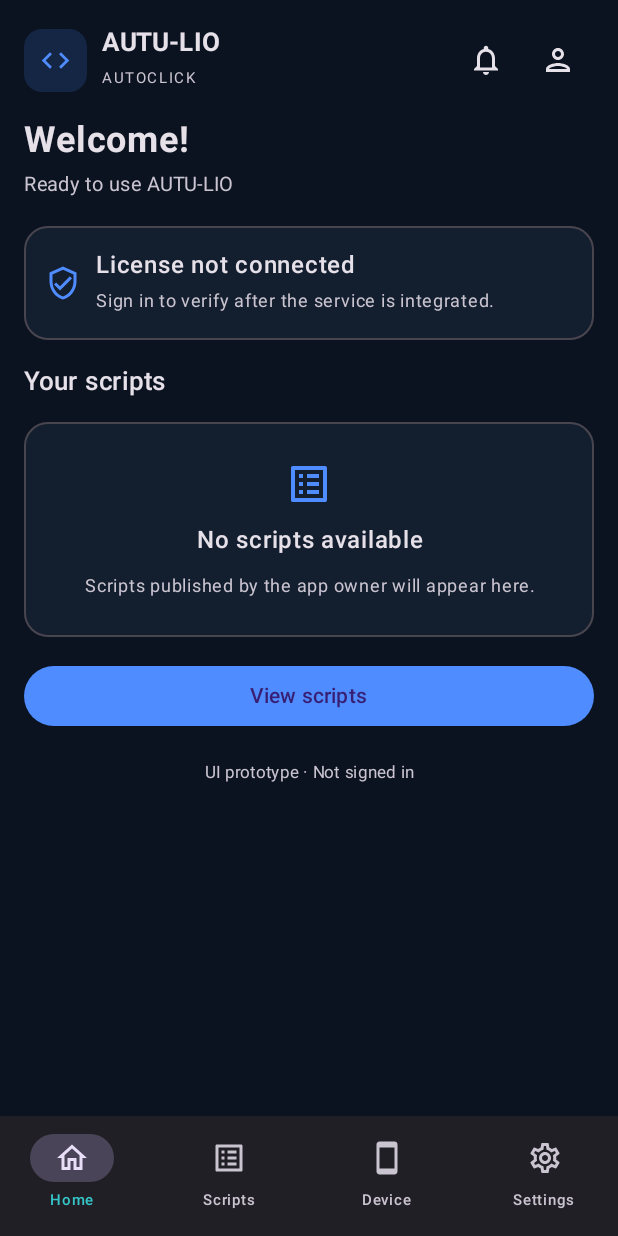
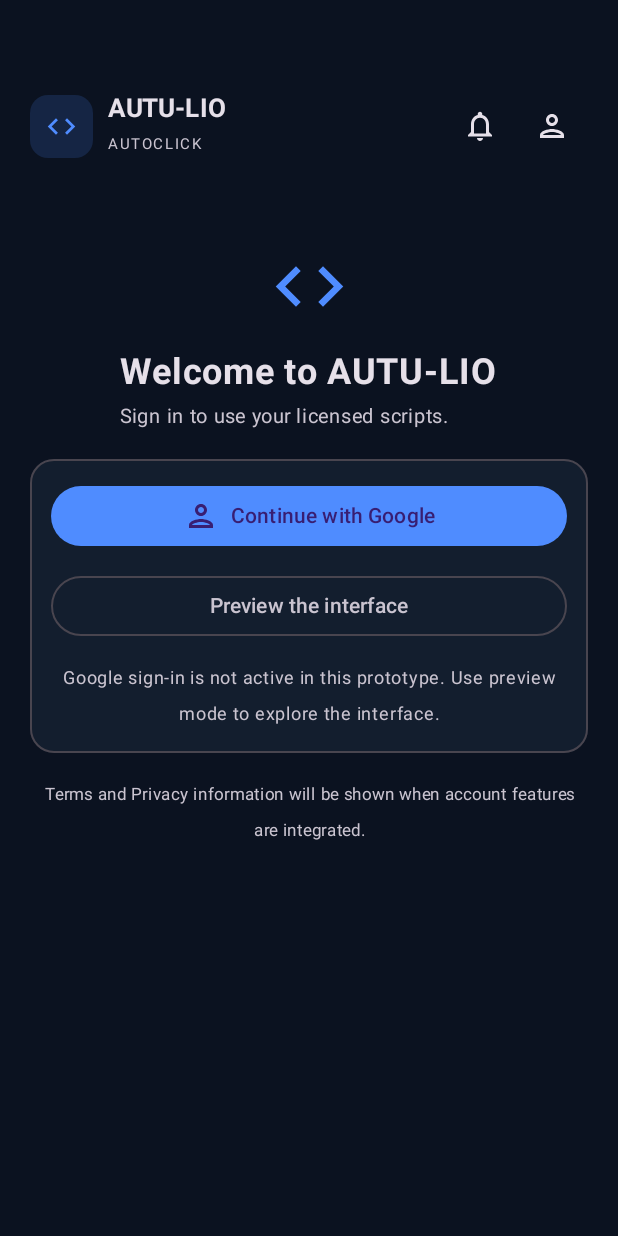
Before and after one commit to HUY-HOA/AUTU-LIO, an Android app built with Jetpack Compose: the screen it shows after launch (MainActivity), on a phone screen of 412 x 824 dp. Run offline under Robolectric (Android 15) with nearby library versions, the phone set to English and light mode, and no system bars.

Commit message:
feat: add customer sign-in preview screen

```diff
--- a/app/src/main/java/com/autulio/app/MainActivity.kt
+++ b/app/src/main/java/com/autulio/app/MainActivity.kt
@@ -154,11 +154,16 @@ private fun AdminApp() {
 private fun CustomerApp() {
     var dark by rememberSaveable { mutableStateOf(true) }
     var page by rememberSaveable { mutableStateOf("home") }
+    var previewEntered by rememberSaveable { mutableStateOf(false) }
+    val host = remember { SnackbarHostState() }
+    val scope = rememberCoroutineScope()
+
     AppTheme(dark) {
         Scaffold(
             containerColor = MaterialTheme.colorScheme.background,
+            snackbarHost = { SnackbarHost(host) },
             bottomBar = {
-                NavigationBar {
+                if (previewEntered) NavigationBar {
                     customerTabs.forEach { tab ->
                         NavigationBarItem(
                             selected = page == tab.key,
@@ -170,7 +175,17 @@ private fun CustomerApp() {
                 }
             }
         ) { padding ->
-            when (page) {
+            if (!previewEntered) {
+                CustomerLoginPage(
+                    Modifier.padding(padding),
+                    onGoogle = {
+                        scope.launch {
+                            host.showSnackbar(tr("Google OAuth chưa được tích hợp trong bản prototype.", "Google OAuth is not integrated in this prototype."))
+                        }
+                    },
+                    onPreview = { previewEntered = true }
+                )
+            } else when (page) {
                 "home" -> CustomerHome(Modifier.padding(padding), onScripts = { page = "scripts" })
                 "scripts" -> EmptyPage(
                     Modifier.padding(padding),
@@ -187,6 +202,59 @@ private fun CustomerApp() {
                 else -> SettingsScreen(Modifier.padding(padding), onTheme = { dark = !dark })
             }
         }
+    }
+}
+
+@Composable
+private fun CustomerLoginPage(
+    modifier: Modifier,
+    onGoogle: () -> Unit,
+    onPreview: () -> Unit
+) {
+    Column(
+        modifier.fillMaxSize().verticalScroll(rememberScrollState()).padding(20.dp),
+        horizontalAlignment = Alignment.CenterHorizontally,
+        verticalArrangement = Arrangement.spacedBy(16.dp)
+    ) {
+        Spacer(Modifier.height(24.dp))
+        BrandHeader(admin = false)
+        Spacer(Modifier.height(24.dp))
+        Icon(
+            Icons.Outlined.Code,
+            contentDescription = null,
+            tint = MaterialTheme.colorScheme.primary,
+            modifier = Modifier.size(54.dp)
+        )
+        Heading(
+            tr("Chào mừng đến với AUTU-LIO", "Welcome to AUTU-LIO"),
+            tr("Đăng nhập để sử dụng các kịch bản được cấp phép.", "Sign in to use your licensed scripts.")
+        )
+        CardBox {
+            Column(verticalArrangement = Arrangement.spacedBy(12.dp)) {
+                Button(onClick = onGoogle, modifier = Modifier.fillMaxWidth()) {
+                    Icon(Icons.Outlined.Person, contentDescription = null)
+                    Spacer(Modifier.width(8.dp))
+                    Text(tr("Đăng nhập bằng Google", "Continue with Google"))
+                }
+                OutlinedButton(onClick = onPreview, modifier = Modifier.fillMaxWidth()) {
+                    Text(tr("Xem trước giao diện", "Preview the interface"))
+                }
+                Text(
+                    tr("Đăng nhập Google chưa hoạt động trong bản thử nghiệm này. Bạn có thể vào chế độ xem trước để kiểm tra giao diện.",
+                        "Google sign-in is not active in this prototype. Use preview mode to explore the interface."),
+                    color = MaterialTheme.colorScheme.onSurfaceVariant,
+                    fontSize = 12.sp,
+                    textAlign = TextAlign.Center
+                )
+            }
+        }
+        Text(
+            tr("Bằng cách tiếp tục, bạn sẽ xem được Điều khoản và Chính sách quyền riêng tư khi tính năng tài khoản được tích hợp.",
+                "Terms and Privacy information will be shown when account features are integrated."),
+            color = MaterialTheme.colorScheme.onSurfaceVariant,
+            fontSize = 11.sp,
+            textAlign = TextAlign.Center
+        )
     }
 }
 
```
